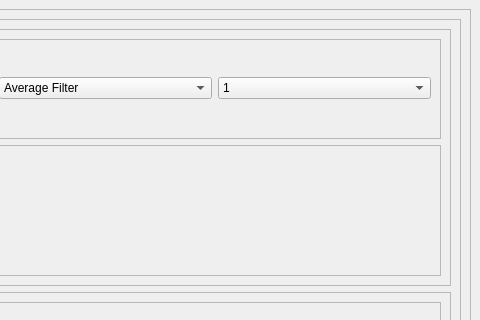
This is task1.ui in Ibrahimelsayed60/Computer_vision_task_1 as Qt 5 draws it before an edit; both pictures show x 489 to 969 and y 0 to 320 of the 969 by 600 pixel window. The edited form follows.
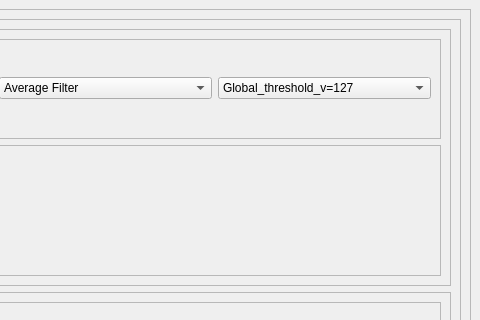
This is the edited form.

```diff
--- a/task1.ui
+++ b/task1.ui
@@ -132,7 +132,7 @@
                         <widget class="QComboBox" name="comboBox_Image1_2">
                          <item>
                           <property name="text">
-                           <string>1</string>
+                           <string>Global_threshold_v=127</string>
                           </property>
                          </item>
                          <item>
```
Left out of the diff: 9 changed lines with no effect on the pictures.
